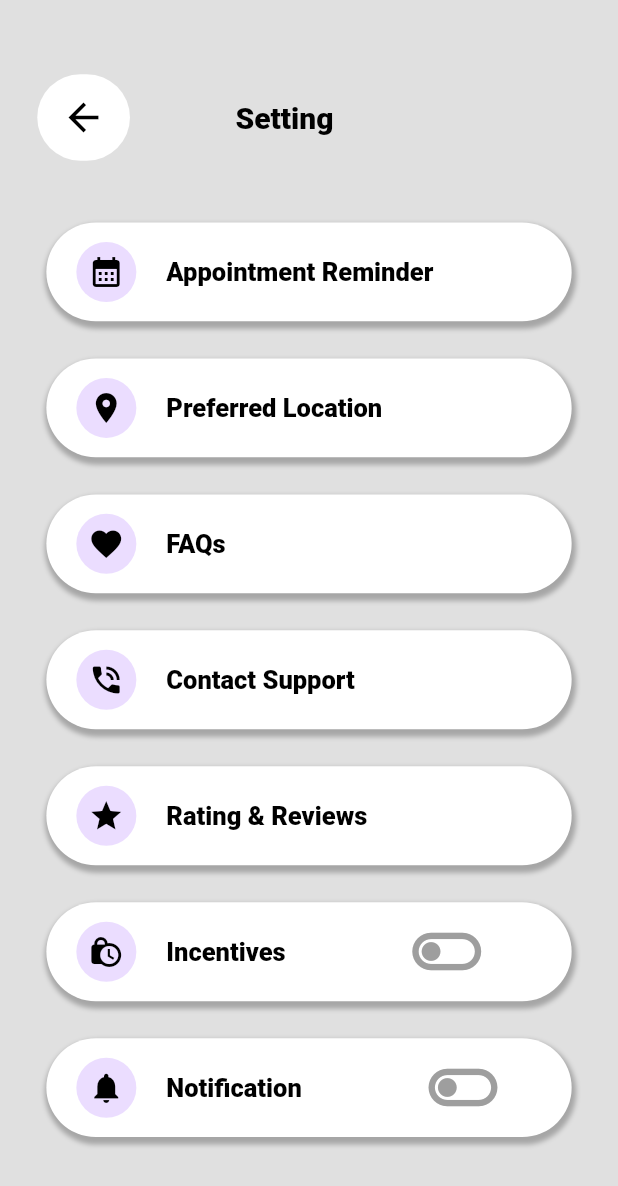
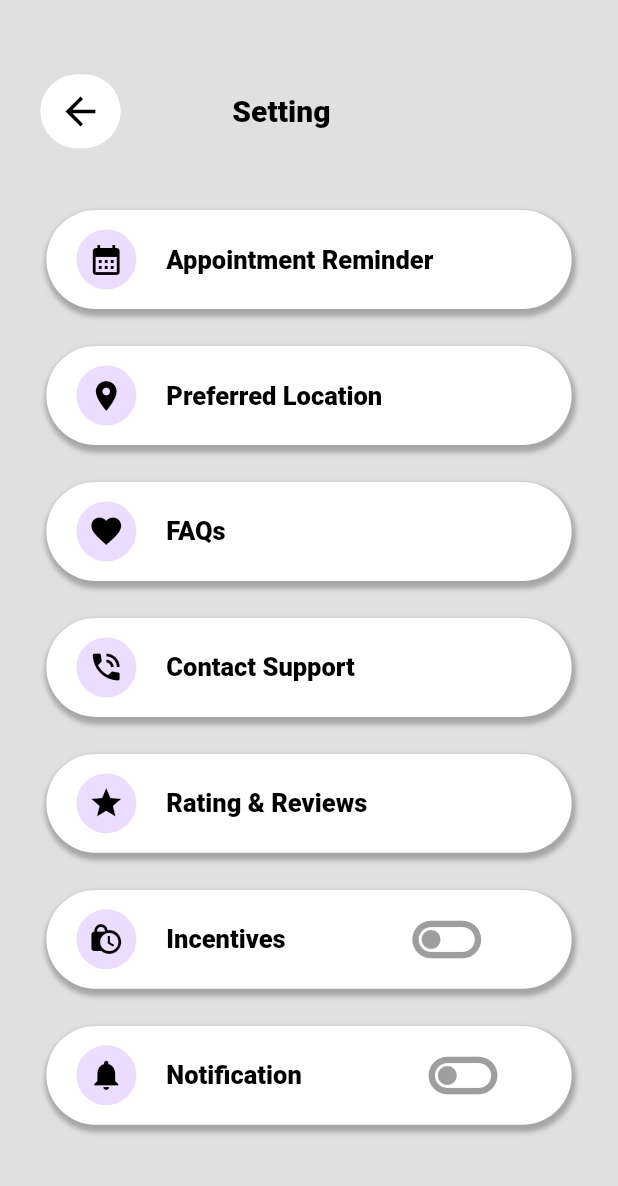
Before and after one commit to Divyanshu050303/carselling, a Flutter app: the screen it shows after launch, on a phone screen of 412 x 824 dp. Shown: the top 1186 px of the screen. Run offline on Flutter 3.47's test engine with Material 3 defaults, Android fonts, the phone set to English and light mode, and no system bars; our stand-ins replace carousel_slider; missing offline and left inert: dart:ffi; Roboto replaces fonts that are missing (Boboto).

Commit message:
setting app bar widget

```diff
--- a/lib/feature/setting/widget/appbarsetting.dart
+++ b/lib/feature/setting/widget/appbarsetting.dart
@@ -12,8 +12,8 @@ class AppBars extends StatelessWidget {
         mainAxisAlignment: MainAxisAlignment.spaceEvenly,
         children: [
           Container(
-            width: mediaQueryData.size.width * 0.15,
-            height: mediaQueryData.size.height * 0.07,
+            width: mediaQueryData.size.width * 0.13,
+            height: mediaQueryData.size.height * 0.06,
             decoration: BoxDecoration(
               color: Colors.white,
               borderRadius: BorderRadius.circular(100),
```
